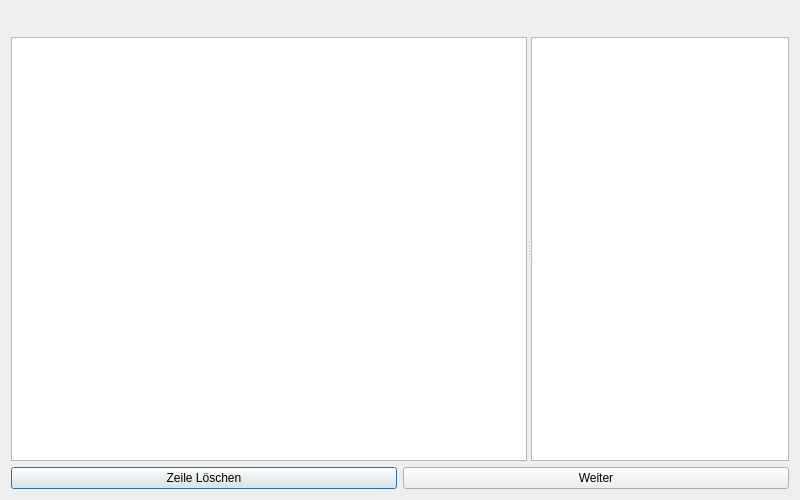
Old version of the form kleiner-brauhelfer/dialogs/dlgdatabasecleaner.ui in the repository kleiner-brauhelfer/kleiner-brauhelfer-2.
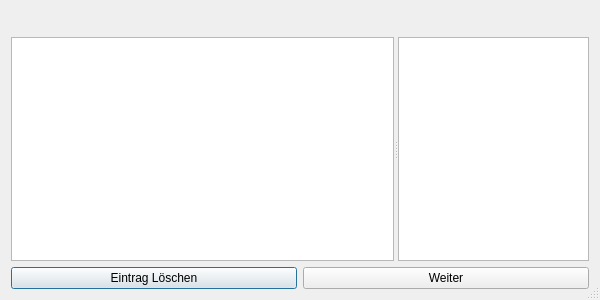
New version of the form. Custom widgets are drawn as their Qt base class.

What changed in the file:
```diff
--- a/kleiner-brauhelfer/dialogs/dlgdatabasecleaner.ui
+++ b/kleiner-brauhelfer/dialogs/dlgdatabasecleaner.ui
@@ -6,13 +6,22 @@
    <rect>
     <x>0</x>
     <y>0</y>
-    <width>800</width>
-    <height>500</height>
+    <width>600</width>
+    <height>300</height>
    </rect>
   </property>
+  <property name="minimumSize">
+   <size>
+    <width>600</width>
+    <height>300</height>
+   </size>
+  </property>
   <property name="windowTitle">
    <string>Datenbank bereinigen</string>
   </property>
+  <property name="sizeGripEnabled">
+   <bool>true</bool>
+  </property>
   <layout class="QVBoxLayout" name="verticalLayout">
    <item>
     <layout class="QHBoxLayout" name="horizontalLayout_2">
@@ -101,7 +110,7 @@
      <item>
       <widget class="QPushButton" name="btnDelete">
        <property name="text">
-        <string>Zeile Löschen</string>
+        <string>Eintrag Löschen</string>
        </property>
       </widget>
      </item>
@@ -116,6 +125,13 @@
    </item>
   </layout>
  </widget>
+ <customwidgets>
+  <customwidget>
+   <class>TableView</class>
+   <extends>QTableView</extends>
+   <header>widgets/tableview.h</header>
+  </customwidget>
+ </customwidgets>
  <resources/>
  <connections/>
 </ui>
```
Left out of the diff: 13 changed lines with no effect on the pictures.
